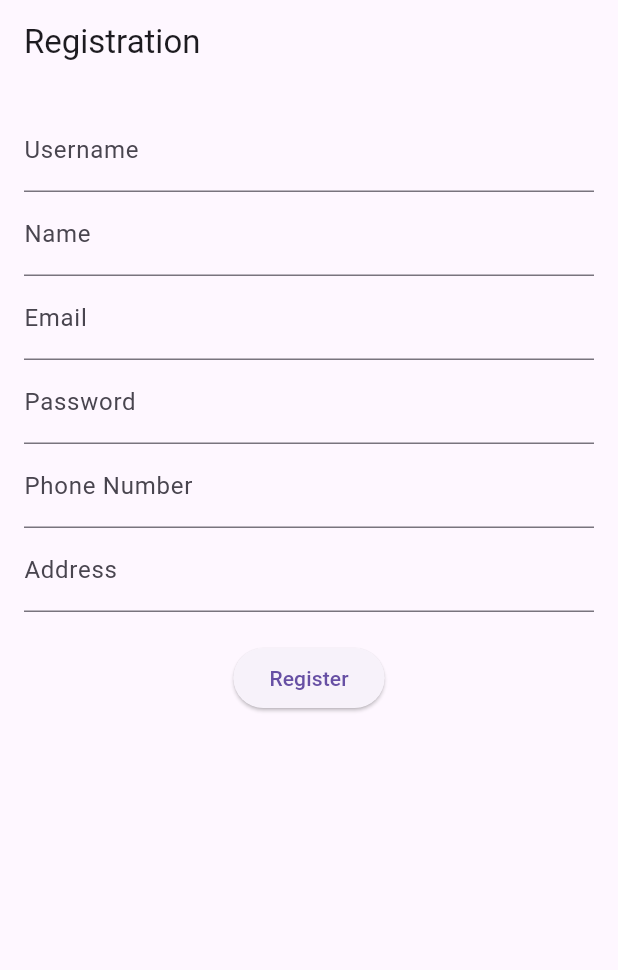
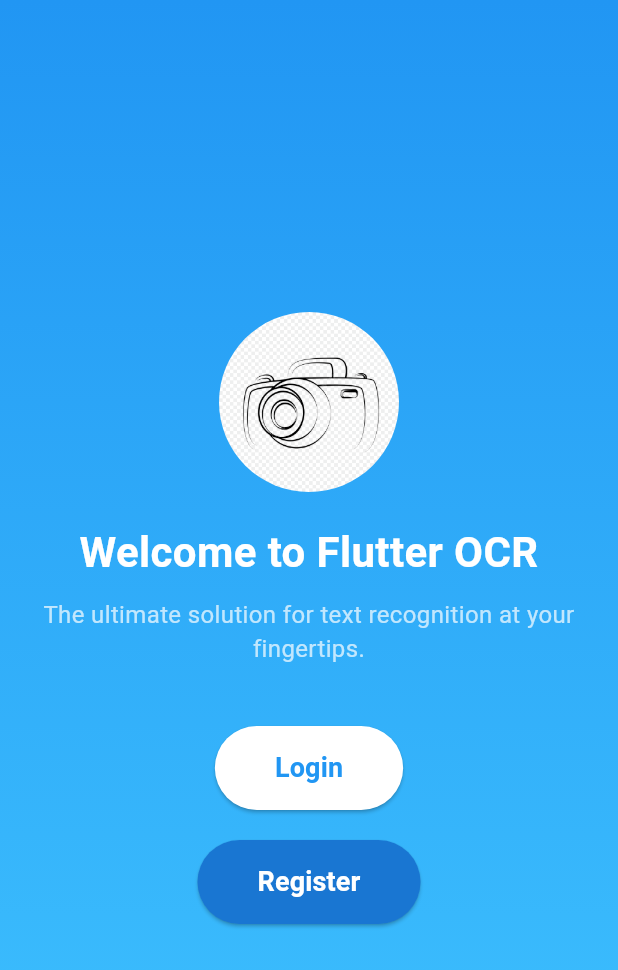
Before and after one commit to solomon-spec/Flutter-OCR, a Flutter app: the screen it shows after launch, on a phone screen of 412 x 824 dp. Shown: the top 970 px of the screen. Run offline on Flutter 3.47's test engine with Material 3 defaults, Android fonts, the phone set to English and light mode, and no system bars; our stand-ins replace camera, permission_handler; missing offline and left inert: google_mlkit_text_recognition.

Commit message:
Intro page

```diff
--- /dev/null
+++ b/lib/intro-page.dart
@@ -0,0 +1,103 @@
+import 'package:flutter/material.dart';
+
+class IntroPage extends StatelessWidget {
+  @override
+  Widget build(BuildContext context) {
+    return Scaffold(
+      body: Container(
+        width: double.infinity,
+        decoration: const BoxDecoration(
+          gradient: LinearGradient(
+            colors: [Colors.blue, Colors.lightBlueAccent],
+            begin: Alignment.topCenter,
+            end: Alignment.bottomCenter,
+          ),
+        ),
+        child: Column(
+          mainAxisAlignment: MainAxisAlignment.center,
+          children: [
+            // App Logo or Image
+            const CircleAvatar(
+              radius: 60,
+              backgroundImage:
+                  AssetImage('assets/logo.png'), // Replace with your app logo
+              backgroundColor: Colors.transparent,
+            ),
+            const SizedBox(height: 20),
+
+            // Welcome Text
+            const Text(
+              'Welcome to Flutter OCR',
+              style: TextStyle(
+                fontSize: 28,
+                fontWeight: FontWeight.bold,
+                color: Colors.white,
+              ),
+              textAlign: TextAlign.center,
+            ),
+            const SizedBox(height: 10),
+
+            // Subtext
+            const Text(
+              'The ultimate solution for text recognition at your fingertips.',
+              style: TextStyle(
+                fontSize: 16,
+                color: Colors.white70,
+              ),
+              textAlign: TextAlign.center,
+            ),
+            const SizedBox(height: 40),
+
+            // Buttons for Login and Register
+            Padding(
+              padding: const EdgeInsets.symmetric(horizontal: 30),
+              child: Column(
+                children: [
+                  ElevatedButton(
+                    onPressed: () {
+                      Navigator.pushNamed(context, '/login');
+                    },
+                    style: ElevatedButton.styleFrom(
+                      backgroundColor: Colors.white,
+                      foregroundColor: Colors.blue,
+                      shape: RoundedRectangleBorder(
+                        borderRadius: BorderRadius.circular(30),
+                      ),
+                      padding:
+                          EdgeInsets.symmetric(vertical: 15, horizontal: 40),
+                    ),
+                    child: const Text(
+                      'Login',
+                      style:
+                          TextStyle(fontSize: 18, fontWeight: FontWeight.bold),
+                    ),
+                  ),
+                  const SizedBox(height: 20),
+                  ElevatedButton(
+                    onPressed: () {
+                      Navigator.pushNamed(context, '/register');
+                    },
+                    style: ElevatedButton.styleFrom(
+                      backgroundColor: Colors.blue[700],
+                      foregroundColor: Colors.white,
+                      shape: RoundedRectangleBorder(
+                        borderRadius: BorderRadius.circular(30),
+                      ),
+                      padding:
+                          EdgeInsets.symmetric(vertical: 15, horizontal: 40),
+                    ),
+                    child: const Text(
+                      'Register',
+                      style:
+                          TextStyle(fontSize: 18, fontWeight: FontWeight.bold),
+                    ),
+                  ),
+                ],
+              ),
+            ),
+          ],
+        ),
+      ),
+    );
+  }
+}
--- a/lib/main.dart
+++ b/lib/main.dart
@@ -1,7 +1,5 @@
 import 'package:flutter/material.dart';
-import 'package:flutter_ocr_app/home-page.dart';
-import 'login_page.dart';
-import 'registration_page.dart';
+import 'intro-page.dart';
 
 void main() {
   runApp(const App());
@@ -17,12 +15,7 @@ class App extends StatelessWidget {
       theme: ThemeData(
         primarySwatch: Colors.deepPurple,
       ),
-      home: RegistrationPage(), // Default to HomePage
-      routes: {
-        '/home': (context) => HomePage(),
-        '/login': (context) => LoginPage(),
-        '/register': (context) => RegistrationPage(),
-      },
+      home: IntroPage(),
     );
   }
 }
--- a/pubspec.yaml
+++ b/pubspec.yaml
@@ -21,5 +21,6 @@ dev_dependencies:
   flutter_lints: ^2.0.0
 
 flutter:
-
   uses-material-design: true
+  assets:
+    - assets/logo.png
```
Also changed, not shown: assets/logo.png (added).
